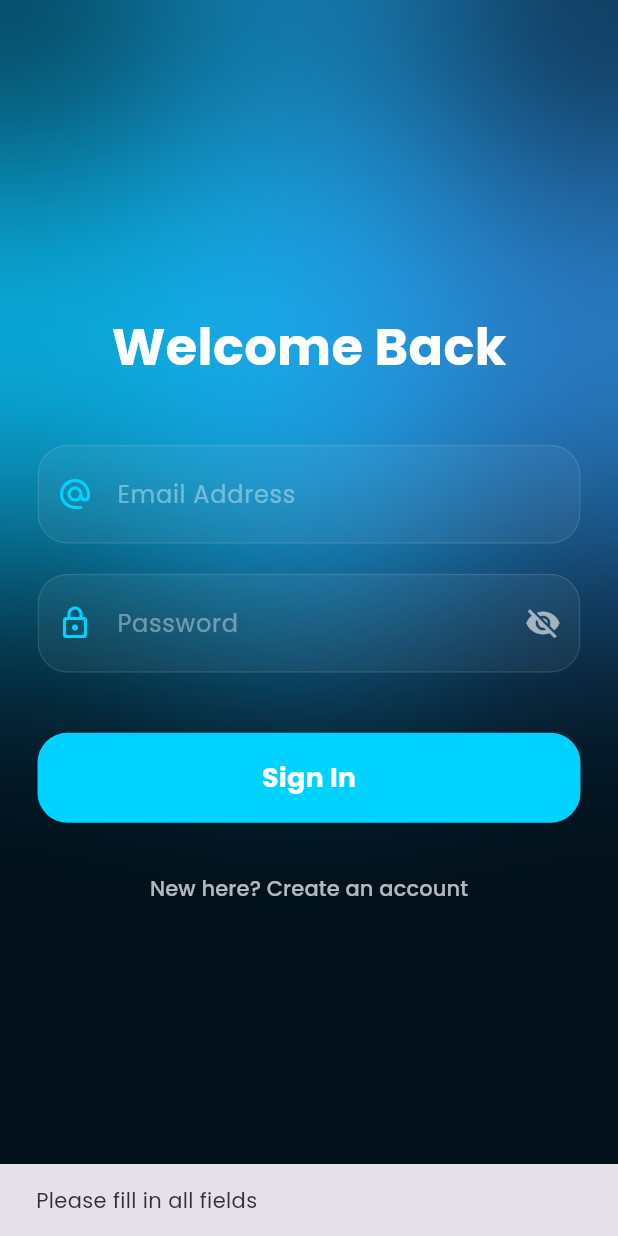
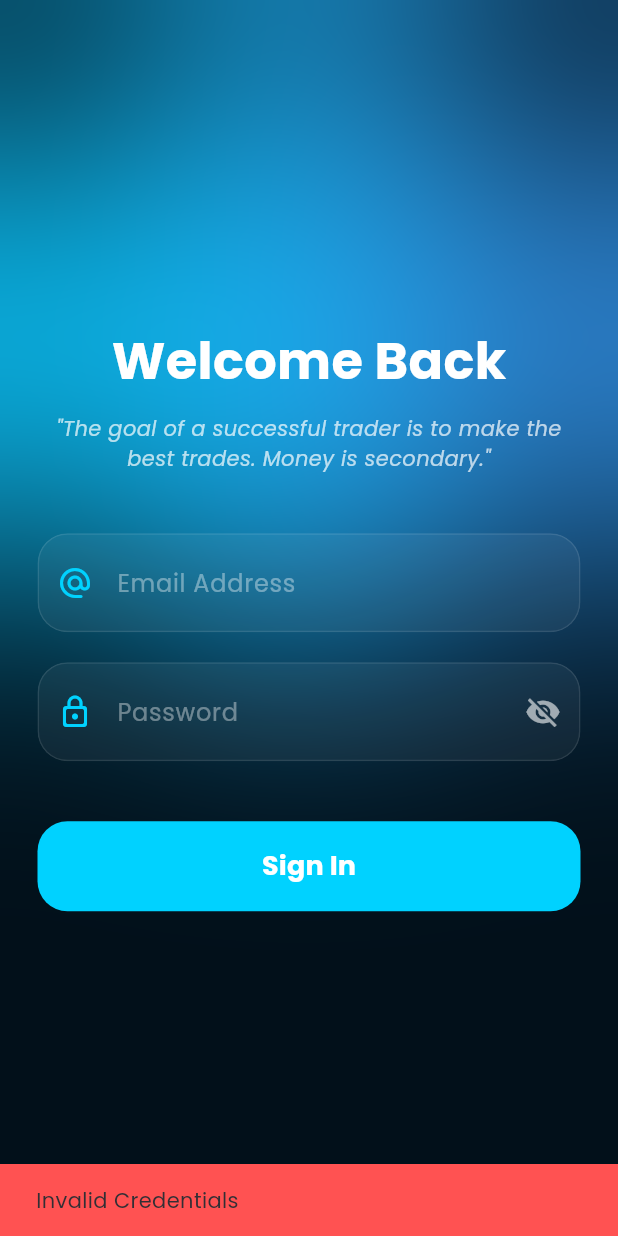
Before and after one commit to shoratinnovationssolapur-afk/SS-Market, a Flutter app: the LoginScreen screen opened directly, after a tap on "Sign In", on a phone screen of 412 x 824 dp. Run offline on Flutter 3.47's test engine with Material 3 defaults, Android fonts, the phone set to English and light mode, and no system bars; our stand-ins replace cloud_firestore, firebase_auth, firebase_core, fl_chart, google_fonts; accounts and stored records are empty.

Commit message:
Signup and login page ui

```diff
--- a/lib/screens/login.dart
+++ b/lib/screens/login.dart
@@ -1,8 +1,7 @@
 import 'package:flutter/material.dart';
 import 'dart:ui';
-import 'package:ss_market/services/auth.dart';
-import 'dashboard.dart';
-import 'SignUpScreen.dart';    // Import your signup screen
+import 'user_dashboard.dart';
+import 'admin_dashboard.dart';
 
 class LoginScreen extends StatefulWidget {
   const LoginScreen({super.key});
@@ -11,51 +10,15 @@ class LoginScreen extends StatefulWidget {
 }
 
 class _LoginScreenState extends State<LoginScreen> {
-  // 1. Add Controllers to capture text
+  bool _isObscure = true;
   final TextEditingController _emailController = TextEditingController();
   final TextEditingController _passwordController = TextEditingController();
-
-  bool _isObscure = true;
-  bool _isLoading = false;
-
-  // 2. Login Logic Function
-  void _handleLogin() async {
-    if (_emailController.text.isEmpty || _passwordController.text.isEmpty) {
-      ScaffoldMessenger.of(context).showSnackBar(
-        const SnackBar(content: Text("Please fill in all fields")),
-      );
-      return;
-    }
-
-    setState(() => _isLoading = true);
-
-    final user = await AuthService().signIn(
-        _emailController.text.trim(),
-        _passwordController.text.trim()
-    );
-
-    setState(() => _isLoading = false);
-
-    if (user != null) {
-      // Success: Navigate to Dashboard
-      Navigator.pushReplacement(
-          context,
-          MaterialPageRoute(builder: (context) => const HomeScreen())
-      );
-    } else {
-      // Failure: Show error
-      ScaffoldMessenger.of(context).showSnackBar(
-        const SnackBar(content: Text("Invalid Email or Password")),
-      );
-    }
-  }
 
   @override
   Widget build(BuildContext context) {
     return Scaffold(
       body: Stack(
         children: [
-          // Globe transformation background
           Hero(
             tag: 'globe_morph',
             child: Positioned(
@@ -80,9 +43,12 @@ class _LoginScreenState extends State<LoginScreen> {
               children: [
                 const Text("Welcome Back",
                     style: TextStyle(fontSize: 34, fontWeight: FontWeight.bold, color: Colors.white)),
+                const SizedBox(height: 10),
+                const Text(
+                    "\"The goal of a successful trader is to make the best trades. Money is secondary.\"",
+                    textAlign: TextAlign.center,
+                    style: TextStyle(color: Colors.white70, fontSize: 14, fontStyle: FontStyle.italic)),
                 const SizedBox(height: 40),
-
-                // Pass controllers to inputs
                 _buildGlassInput("Email Address", Icons.alternate_email_rounded, controller: _emailController),
                 const SizedBox(height: 20),
                 _buildGlassInput(
@@ -96,23 +62,7 @@ class _LoginScreenState extends State<LoginScreen> {
                   ),
                 ),
                 const SizedBox(height: 40),
-
-                // Show loader or button
-                _isLoading
-                    ? const CircularProgressIndicator(color: Color(0xFF00D2FF))
-                    : _buildLoginButton(),
-
-                const SizedBox(height: 20),
-                TextButton(
-                  onPressed: () => Navigator.push(
-                      context,
-                      MaterialPageRoute(builder: (context) => const SignUpScreen())
-                  ),
-                  child: const Text(
-                      "New here? Create an account",
-                      style: TextStyle(color: Colors.white70)
-                  ),
-                )
+                _buildLoginButton(context),
               ],
             ),
           ),
@@ -121,7 +71,7 @@ class _LoginScreenState extends State<LoginScreen> {
     );
   }
 
-  Widget _buildGlassInput(String hint, IconData icon, {required TextEditingController controller, bool isPass = false, Widget? suffix}) {
+  Widget _buildGlassInput(String hint, IconData icon, {bool isPass = false, Widget? suffix, TextEditingController? controller}) {
     return ClipRRect(
       borderRadius: BorderRadius.circular(20),
       child: BackdropFilter(
@@ -133,7 +83,7 @@ class _LoginScreenState extends State<LoginScreen> {
             borderRadius: BorderRadius.circular(20),
           ),
           child: TextField(
-            controller: controller, // Linked controller
+            controller: controller,
             obscureText: isPass,
             style: const TextStyle(color: Colors.white),
             decoration: InputDecoration(
@@ -150,15 +100,30 @@ class _LoginScreenState extends State<LoginScreen> {
     );
   }
 
-  Widget _buildLoginButton() {
+  Widget _buildLoginButton(BuildContext context) {
     return ElevatedButton(
       style: ElevatedButton.styleFrom(
         backgroundColor: const Color(0xFF00D2FF),
         minimumSize: const Size(double.infinity, 60),
         shape: RoundedRectangleBorder(borderRadius: BorderRadius.circular(20)),
         elevation: 0,
+      ).copyWith(
+        shadowColor: MaterialStateProperty.all(const Color(0xFF00D2FF).withOpacity(0.5)),
       ),
-      onPressed: _handleLogin, // Trigger auth
+      onPressed: () {
+        String email = _emailController.text.trim();
+        String password = _passwordController.text.trim();
+
+        if (email == "admin@ss.com" && password == "admin123") {
+          Navigator.pushReplacement(context, MaterialPageRoute(builder: (context) => const AdminDashboard()));
+        } else if (email == "user@ss.com" && password == "user123") {
+          Navigator.pushReplacement(context, MaterialPageRoute(builder: (context) => const UserDashboard()));
+        } else {
+          ScaffoldMessenger.of(context).showSnackBar(
+            const SnackBar(content: Text("Invalid Credentials"), backgroundColor: Colors.redAccent),
+          );
+        }
+      },
       child: const Text("Sign In", style: TextStyle(color: Colors.white, fontWeight: FontWeight.bold, fontSize: 18)),
     );
   }
--- a/lib/screens/sign_up_screen.dart
+++ b/lib/screens/sign_up_screen.dart
@@ -1,7 +1,7 @@
 import 'package:flutter/material.dart';
 import 'dart:ui';
 import '../services/auth.dart';
-import 'dashboard.dart';
+import 'user_dashboard.dart';
 
 class SignUpScreen extends StatefulWidget {
   const SignUpScreen({super.key});
@@ -28,7 +28,7 @@ class _SignUpScreenState extends State<SignUpScreen> {
     setState(() => _isLoading = false);
 
     if (user != null) {
-      Navigator.pushReplacement(context, MaterialPageRoute(builder: (context) => const HomeScreen()));
+      Navigator.pushReplacement(context, MaterialPageRoute(builder: (context) => const UserDashboard()));
     } else {
       ScaffoldMessenger.of(context).showSnackBar(const SnackBar(content: Text("Signup Failed")));
     }
```
Also changed, not shown: lib/main.dart (+2 -9 lines), lib/screens/SignUpScreen.dart (+7 -12 lines), lib/screens/dashboard.dart (deleted, +0 -395 lines).
